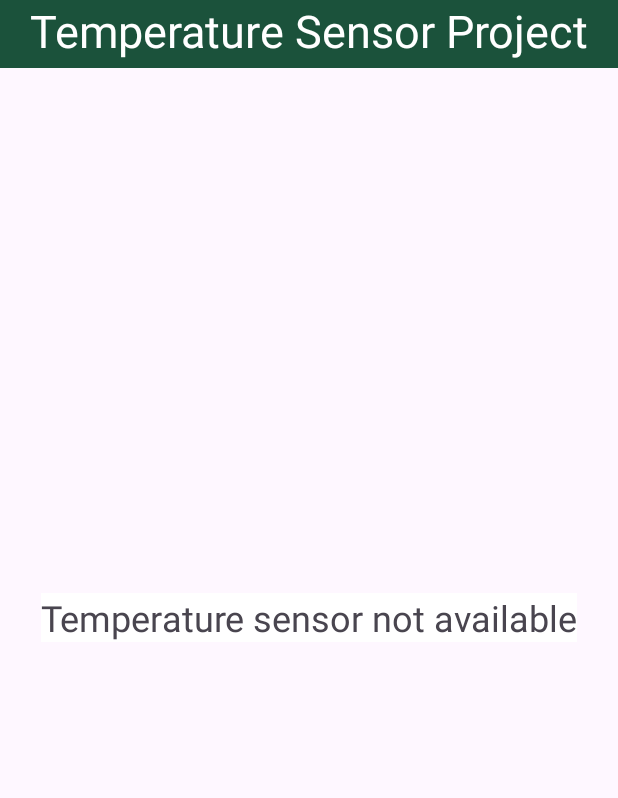
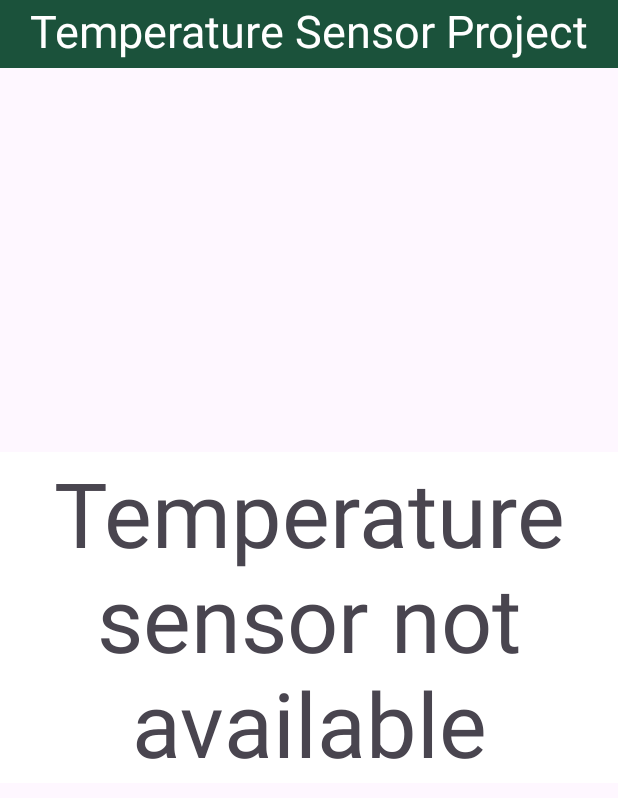
Before and after one commit to PurePotato/TemperatureSensor, an Android app: the screen it shows after launch (MainActivity), on a phone screen of 412 x 824 dp. Shown: the top 798 px of the screen. Run offline under Robolectric (Android 15) with nearby library versions, the phone set to English and light mode, and no system bars.

Commit message:
increased font size and placement

```diff
--- a/app/src/main/java/com/example/temperaturesensor/MainActivity.java
+++ b/app/src/main/java/com/example/temperaturesensor/MainActivity.java
@@ -64,18 +64,24 @@ public class MainActivity extends AppCompatActivity implements SensorEventListen
         int warm = res.getColor(R.color.warm);
         int cool = res.getColor(R.color.cool);
         int frigid = res.getColor(R.color.frigid);
+        int white = res.getColor(R.color.white);
+        int black = res.getColor(R.color.black);
         // Update the temperature value on the screen
         float temperatureValue = event.values[0];
         temperatureTextView.setText("Temperature: " + temperatureValue + " °C");
         // Controls background color of the temperatureTextView
         if(temperatureValue >= 95){
             temperatureTextView.setBackgroundColor(hot);
+            temperatureTextView.setTextColor(black);
         } else if (temperatureValue >= 70 && temperatureValue < 95) {
             temperatureTextView.setBackgroundColor(warm);
+            temperatureTextView.setTextColor(black);
         }else if (temperatureValue >= 35 && temperatureValue < 70) {
             temperatureTextView.setBackgroundColor(cool);
+            temperatureTextView.setTextColor(white);
         }else {
             temperatureTextView.setBackgroundColor(frigid);
+            temperatureTextView.setTextColor(white);
         }
 
 
--- a/app/src/main/res/layout/activity_main.xml
+++ b/app/src/main/res/layout/activity_main.xml
@@ -12,7 +12,8 @@
         android:layout_height="wrap_content"
         android:layout_centerInParent="true"
         android:text="Temperature: N/A °C"
-        android:textSize="24sp" />
+        android:textAlignment="center"
+        android:textSize="60sp" />
 
     <!-- Header -->
     <TextView
```
